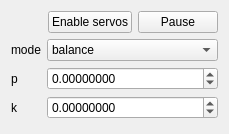
Old version of the form control.ui in the repository trnila/balancer_debugger.
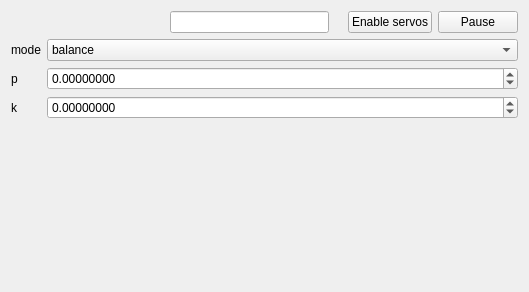
New version of the form.

Commit message: Added command line

Patch:
```diff
--- a/control.ui
+++ b/control.ui
@@ -6,8 +6,8 @@
    <rect>
     <x>0</x>
     <y>0</y>
-    <width>229</width>
-    <height>134</height>
+    <width>529</width>
+    <height>292</height>
    </rect>
   </property>
   <property name="windowTitle">
@@ -29,6 +29,9 @@
        </property>
       </spacer>
      </item>
+     <item>
+      <widget class="QLineEdit" name="cmd"/>
+     </item>
      <item>
       <widget class="QLabel" name="current">
        <property name="text">
```
The commit also changes 1 other file.
